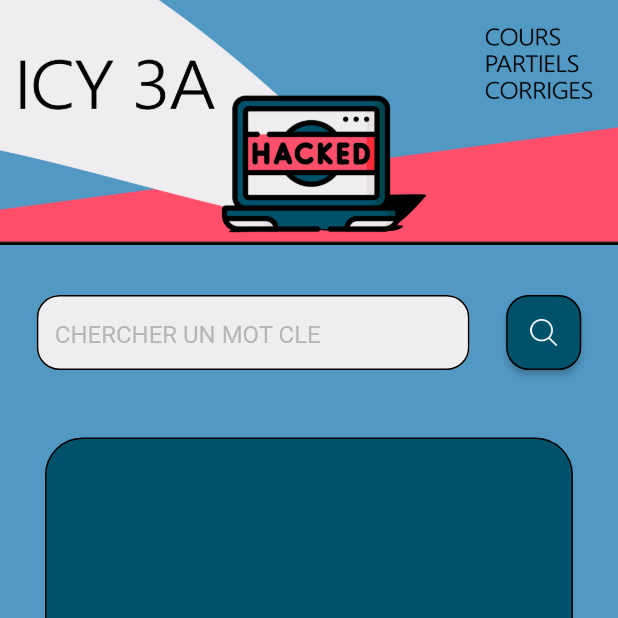
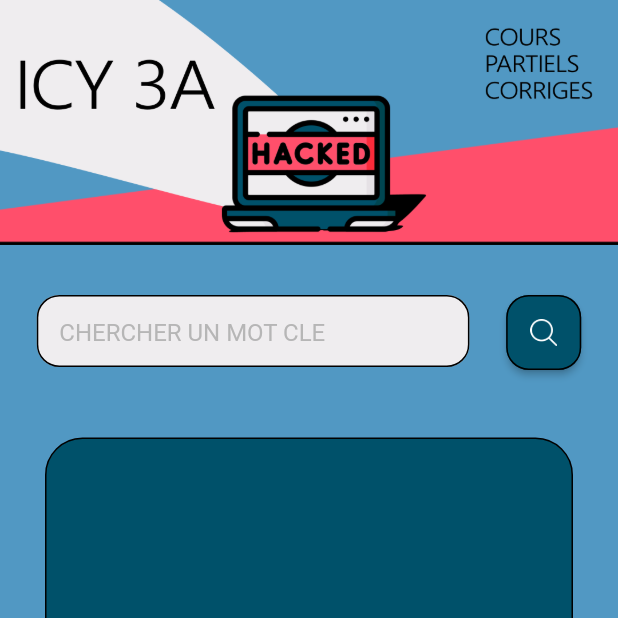
Before and after one commit to B3LIOTT/Appli_ICY, a Flutter app: the screen it shows after launch, on a phone screen of 412 x 824 dp, the top half of it. Run offline on Flutter 3.47's test engine with Material 2 defaults, Android fonts, the phone set to English and light mode, and no system bars; our stand-ins replace cloud_firestore, firebase_core, firebase_storage; accounts and stored records are empty.

Commit message:
many changes

```diff
--- a/lib/home/widgets/search.dart
+++ b/lib/home/widgets/search.dart
@@ -17,31 +17,30 @@ class _SearchSectionStatement extends State<SearchSection>{
   // Fonction qui actualise la liste des CoursWidget de l'on va afficher en rapport au mot clé recherché
   void searchAction() {
     var settings = context.read<ProviderSearch>();
-    settings.updateKeyWord(textFieldController.text);
+    settings.updateKeyWord(textFieldController.text.trim());
     textFieldController.clear();
   }
 
   @override
   Widget build(BuildContext context) {
-    return Column(
-      children: [
-        SizedBox(
+    return SizedBox(
       height: 100,
       child: Row(
         mainAxisAlignment: MainAxisAlignment.spaceEvenly,
-            mainAxisSize: MainAxisSize.max,
         children: [
           SizedBox(
               height: 50,
               width: MediaQuery.of(context).size.width * 0.7,
               child: TextField(
+                cursorColor: Colors.black,
                 style: const TextStyle(
                   fontSize: 18,
                   //fontFamily:
                 ),
                 controller: textFieldController,
                 decoration: InputDecoration(
-                        isDense: true,
+                    contentPadding: const EdgeInsets.only(left: 15, bottom: 0),
+                    isDense: false,
                     fillColor: const Color(0xFFEFEDEF),
                     filled: true,
                     focusedBorder: OutlineInputBorder(
@@ -87,8 +86,6 @@ class _SearchSectionStatement extends State<SearchSection>{
           ),
         ],
       ),
-        ),
-      ],
     );
   }
 
```
Lines whose indentation alone changed are shown as unchanged.
